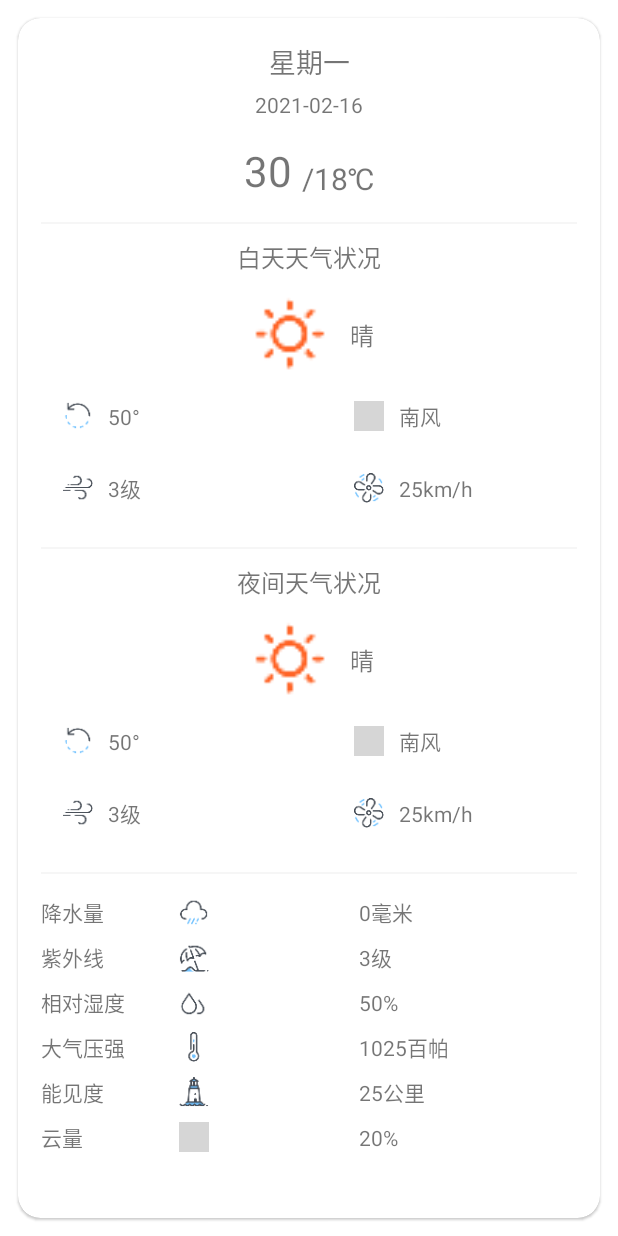
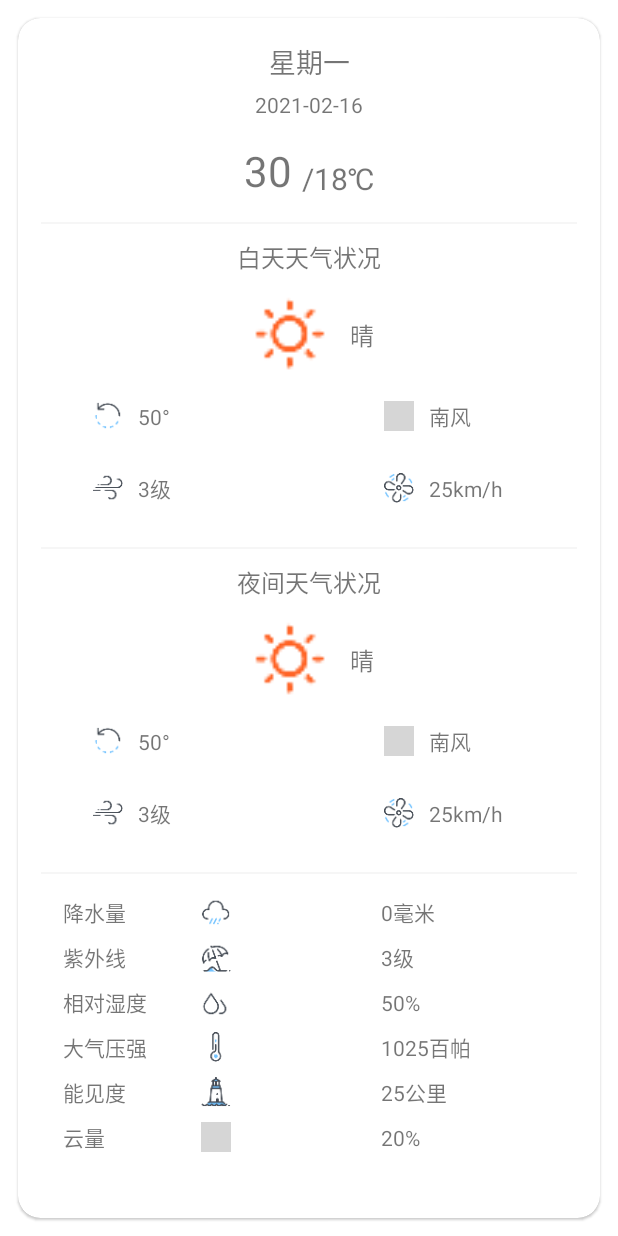
Before and after one commit to XDao7/XDWeather, an Android app: the layout item_daily.xml on its own in the app's theme, with its tools: preview values and no code run, on a phone screen of 412 x 824 dp. Run offline under Robolectric (Android 15) with nearby library versions, the phone set to English and light mode, and no system bars; grey boxes are pictures that could not be loaded.

Commit message:
[FIX] 修正个别TextView未设置文字颜色问题

```diff
--- a/app/src/main/res/layout/item_daily.xml
+++ b/app/src/main/res/layout/item_daily.xml
@@ -113,6 +113,7 @@
                     android:layout_width="wrap_content"
                     android:layout_height="wrap_content"
                     android:layout_marginStart="10dp"
+                    android:textColor="@color/colorDefault"
                     android:textSize="16sp"
                     app:layout_constraintBottom_toBottomOf="@id/image_day"
                     app:layout_constraintEnd_toEndOf="parent"
@@ -133,7 +134,7 @@
                         android:id="@+id/image_day_360"
                         android:layout_width="20dp"
                         android:layout_height="20dp"
-                        android:layout_marginStart="30dp"
+                        android:layout_marginStart="50dp"
                         android:contentDescription="@null"
                         android:src="@drawable/ic_wind_360"
                         app:layout_constraintBottom_toBottomOf="parent"
@@ -166,7 +167,7 @@
                         android:id="@+id/image_day_direction"
                         android:layout_width="20dp"
                         android:layout_height="20dp"
-                        android:layout_marginStart="30dp"
+                        android:layout_marginStart="50dp"
                         android:contentDescription="@null"
                         android:src="@drawable/ic_wind_direction"
                         app:layout_constraintBottom_toBottomOf="parent"
@@ -199,7 +200,7 @@
                         android:id="@+id/image_day_scale"
                         android:layout_width="20dp"
                         android:layout_height="20dp"
-                        android:layout_marginStart="30dp"
+                        android:layout_marginStart="50dp"
                         android:contentDescription="@null"
                         android:src="@drawable/ic_wind_scale"
                         app:layout_constraintBottom_toBottomOf="parent"
@@ -232,7 +233,7 @@
                         android:id="@+id/image_day_speed"
                         android:layout_width="20dp"
                         android:layout_height="20dp"
-                        android:layout_marginStart="30dp"
+                        android:layout_marginStart="50dp"
                         android:contentDescription="@null"
                         android:src="@drawable/ic_wind_speed"
                         app:layout_constraintBottom_toBottomOf="parent"
@@ -302,6 +303,7 @@
                     android:layout_width="wrap_content"
                     android:layout_height="wrap_content"
                     android:layout_marginStart="10dp"
+                    android:textColor="@color/colorDefault"
                     android:textSize="16sp"
                     app:layout_constraintBottom_toBottomOf="@id/image_night"
                     app:layout_constraintEnd_toEndOf="parent"
@@ -322,7 +324,7 @@
                         android:id="@+id/image_night_360"
                         android:layout_width="20dp"
                         android:layout_height="20dp"
-                        android:layout_marginStart="30dp"
+                        android:layout_marginStart="50dp"
                         android:contentDescription="@null"
                         android:src="@drawable/ic_wind_360"
                         app:layout_constraintBottom_toBottomOf="parent"
@@ -355,7 +357,7 @@
                         android:id="@+id/image_night_direction"
                         android:layout_width="20dp"
                         android:layout_height="20dp"
-                        android:layout_marginStart="30dp"
+                        android:layout_marginStart="50dp"
                         android:contentDescription="@null"
                         android:src="@drawable/ic_wind_direction"
                         app:layout_constraintBottom_toBottomOf="parent"
@@ -388,7 +390,7 @@
                         android:id="@+id/image_night_scale"
                         android:layout_width="20dp"
                         android:layout_height="20dp"
-                        android:layout_marginStart="30dp"
+                        android:layout_marginStart="50dp"
                         android:contentDescription="@null"
                         android:src="@drawable/ic_wind_scale"
                         app:layout_constraintBottom_toBottomOf="parent"
@@ -421,7 +423,7 @@
                         android:id="@+id/image_night_speed"
                         android:layout_width="20dp"
                         android:layout_height="20dp"
-                        android:layout_marginStart="30dp"
+                        android:layout_marginStart="50dp"
                         android:contentDescription="@null"
                         android:src="@drawable/ic_wind_speed"
                         app:layout_constraintBottom_toBottomOf="parent"
@@ -458,7 +460,7 @@
                 android:id="@+id/text_precip_title"
                 android:layout_width="wrap_content"
                 android:layout_height="wrap_content"
-                android:layout_marginStart="15dp"
+                android:layout_marginStart="30dp"
                 android:text="@string/str_daily_precip_title"
                 android:textColor="@color/colorDefault"
                 app:layout_constraintBottom_toBottomOf="@id/image_precip"
@@ -481,6 +483,7 @@
                 android:layout_width="wrap_content"
                 android:layout_height="wrap_content"
                 android:layout_marginStart="100dp"
+                android:textColor="@color/colorDefault"
                 app:layout_constraintBottom_toBottomOf="@id/image_precip"
                 app:layout_constraintStart_toEndOf="@id/image_precip"
                 app:layout_constraintTop_toTopOf="@id/image_precip"
@@ -510,6 +513,7 @@
                 android:id="@+id/text_uvIndex"
                 android:layout_width="wrap_content"
                 android:layout_height="wrap_content"
+                android:textColor="@color/colorDefault"
                 app:layout_constraintBottom_toBottomOf="@id/image_uvIndex"
                 app:layout_constraintStart_toStartOf="@id/text_precip"
                 app:layout_constraintTop_toTopOf="@id/image_uvIndex"
@@ -539,6 +543,7 @@
                 android:id="@+id/text_humidity"
                 android:layout_width="wrap_content"
                 android:layout_height="wrap_content"
+                android:textColor="@color/colorDefault"
                 app:layout_constraintBottom_toBottomOf="@id/image_humidity"
                 app:layout_constraintStart_toStartOf="@id/text_precip"
                 app:layout_constraintTop_toTopOf="@id/image_humidity"
@@ -568,6 +573,7 @@
                 android:id="@+id/text_pressure"
                 android:layout_width="wrap_content"
                 android:layout_height="wrap_content"
+                android:textColor="@color/colorDefault"
                 app:layout_constraintBottom_toBottomOf="@id/image_pressure"
                 app:layout_constraintStart_toStartOf="@id/text_precip"
                 app:layout_constraintTop_toTopOf="@id/image_pressure"
@@ -597,6 +603,7 @@
                 android:id="@+id/text_vis"
                 android:layout_width="wrap_content"
                 android:layout_height="wrap_content"
+                android:textColor="@color/colorDefault"
                 app:layout_constraintBottom_toBottomOf="@id/image_vis"
                 app:layout_constraintStart_toStartOf="@id/text_precip"
                 app:layout_constraintTop_toTopOf="@id/image_vis"
@@ -626,6 +633,7 @@
                 android:id="@+id/text_cloud"
                 android:layout_width="wrap_content"
                 android:layout_height="wrap_content"
+                android:textColor="@color/colorDefault"
                 app:layout_constraintBottom_toBottomOf="@id/image_cloud"
                 app:layout_constraintStart_toStartOf="@id/text_precip"
                 app:layout_constraintTop_toTopOf="@id/image_cloud"
```
